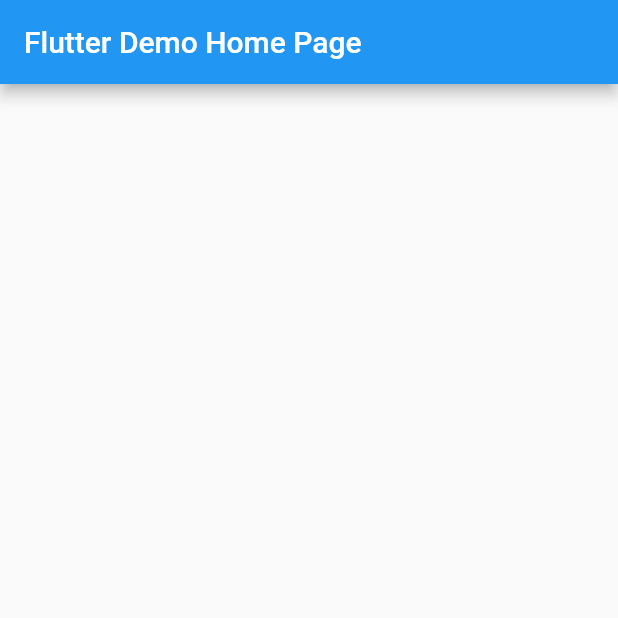
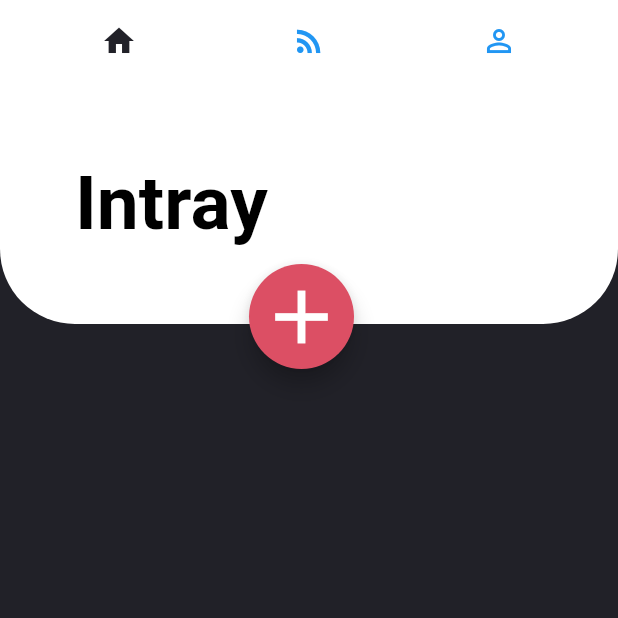
Before and after one commit to verejan/TodoApp, a Flutter app: the screen it shows after launch, on a phone screen of 412 x 824 dp, the top half of it. Run offline on Flutter 3.47's test engine with Material 2 defaults, Android fonts, the light colour scheme and no system bars; Roboto replaces fonts that are missing (Avenir).

Commit message:
Create Intray top-bar and button #2

```diff
--- a/App/todoapp/lib/main.dart
+++ b/App/todoapp/lib/main.dart
@@ -1,4 +1,5 @@
 import 'package:flutter/material.dart';
+import 'models/global.dart';
 
 void main() => runApp(MyApp());
 
@@ -12,7 +13,7 @@
 
         primarySwatch: Colors.blue,
       ),
-      home: MyHomePage(title: 'Flutter Demo Home Page'),
+      home: MyHomePage(title: 'TodoApp Home Page'),
     );
   }
 }
@@ -40,14 +41,84 @@
 
   @override
   Widget build(BuildContext context) {
+    return SafeArea(
+    child: MaterialApp(
+      color: Colors.blue,
+      home: DefaultTabController(
+        length: 3,
+        child: new Scaffold(
+          body: Stack(
+                children: <Widget>[
+                  TabBarView(
+              children: [
+                new Container(
+                  color: darkGreyColor,
+                ),
+                new Container(
+                  color: Colors.orange,
+                  ),
+                new Container(
+                  color: Colors.lightGreen,
+                ),
+              ],
 
-    return Scaffold(
-      appBar: AppBar(
+            ),
+            Container(
+              padding: EdgeInsets.only(left:50),
+              height: 160,
+              decoration: BoxDecoration(
+                borderRadius: BorderRadius.only(
+                  bottomLeft: Radius.circular(50),
+                  bottomRight: Radius.circular(50)
+                ) ,
+                color: Colors.white
 
-        title: Text(widget.title),
+                ),
+              child: Row(
+                mainAxisAlignment: MainAxisAlignment.spaceBetween,
+                children: <Widget>[
+                Text("Intray", style: intrayTitleStyle,),
+                Container()
+                ],
+              ) ,
+            ),
+            Container(
+              width: 70,
+              height: 70,
+              margin: EdgeInsets.only(top: 120, left: MediaQuery.of(context).size.width*0.5-40),
+              child: FloatingActionButton(
+                child: Icon(Icons.add, size: 60,),
+                backgroundColor: redColor,
+                onPressed: (){},
+              ),
+            )
+            ]
+          ),
+          appBar: AppBar(
+              elevation: 0,
+              title: new TabBar(
+              tabs: [
+                Tab(
+                  icon: new Icon(Icons.home),
+                ),
+                Tab(
+                  icon: new Icon(Icons.rss_feed),
+                ),
+                Tab(
+                  icon: new Icon(Icons.perm_identity),
+                )
+              ],
+              labelColor: darkGreyColor,
+              unselectedLabelColor: Colors.blue,
+              indicatorSize: TabBarIndicatorSize.label,
+              indicatorPadding: EdgeInsets.all(5.0),
+              indicatorColor: Colors.transparent,
+            ),
+            backgroundColor: Colors.white,
+          ),
+        ),
       ),
-      body: Center(
-      ),
+    ),
     );
   }
 }
--- /dev/null
+++ b/App/todoapp/lib/models/global.dart
@@ -0,0 +1,8 @@
+import 'package:flutter/material.dart';
+
+
+
+Color darkGreyColor = new Color(0xFF212128);
+Color redColor = new Color(0xFFDC4F64);
+
+TextStyle intrayTitleStyle = new TextStyle(fontFamily: 'Avenir',  fontWeight: FontWeight.bold, color: Colors.black ,fontSize: 50);
```
